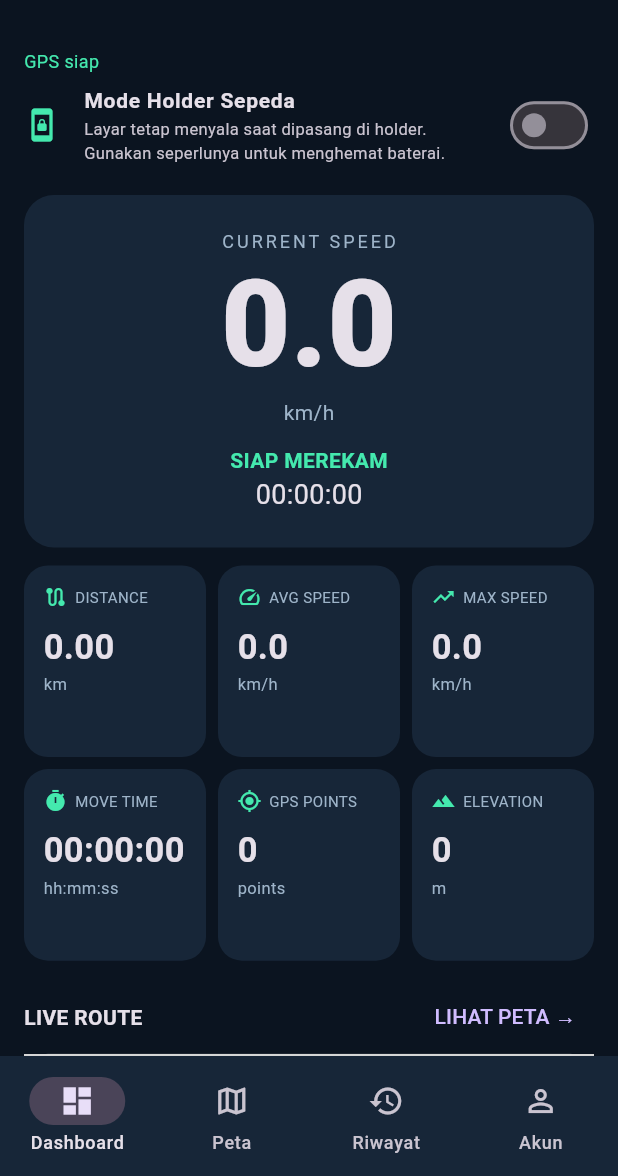
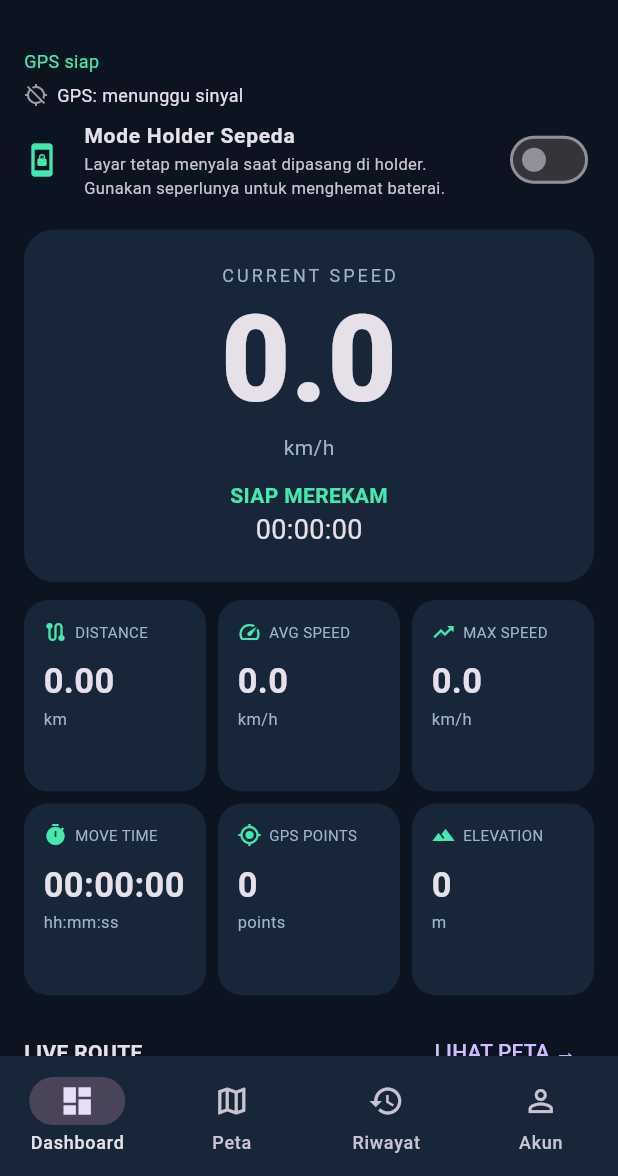
Before and after one commit to sonn19/cyclocomp-ultimate, a Flutter app: the screen it shows after launch, on a phone screen of 412 x 824 dp, the part 60-1236 px from its top. Run offline on Flutter 3.47's test engine with Material 3 defaults, Android fonts, the phone set to English and light mode, and no system bars; drawn by our look-alikes of flutter_map; our stand-ins replace geolocator, latlong2, share_plus, shared_preferences, supabase_flutter, wakelock_plus; missing offline and left inert: geolocator_android; accounts and stored records are empty; grey boxes are pictures that could not be loaded.

Commit message:
Show GPS signal quality alongside recording status

```diff
--- a/lib/main.dart
+++ b/lib/main.dart
@@ -334,6 +334,15 @@ class _RidePageState extends State<RidePage> {
 
   Widget dashboard() => ListView(padding:const EdgeInsets.all(16),children:[
     Text(status,style:const TextStyle(color:green,fontSize:12)),
+    const SizedBox(height:6),
+    Row(children:[
+      Icon(gpsAccuracy == null ? Icons.gps_off : gpsAccuracy! <= 20 ? Icons.gps_fixed : Icons.gps_not_fixed,
+        color:gpsAccuracy == null ? Colors.grey : gpsAccuracy! <= 20 ? green : Colors.amber,size:16),
+      const SizedBox(width:6),
+      Expanded(child:Text(gpsAccuracy == null ? 'GPS: menunggu sinyal' :
+        'GPS accuracy: ' + gpsAccuracy!.toStringAsFixed(0) + ' m',
+        style:const TextStyle(fontSize:12))),
+    ]),
     SwitchListTile.adaptive(
       dense:true,
       contentPadding:EdgeInsets.zero,
```
